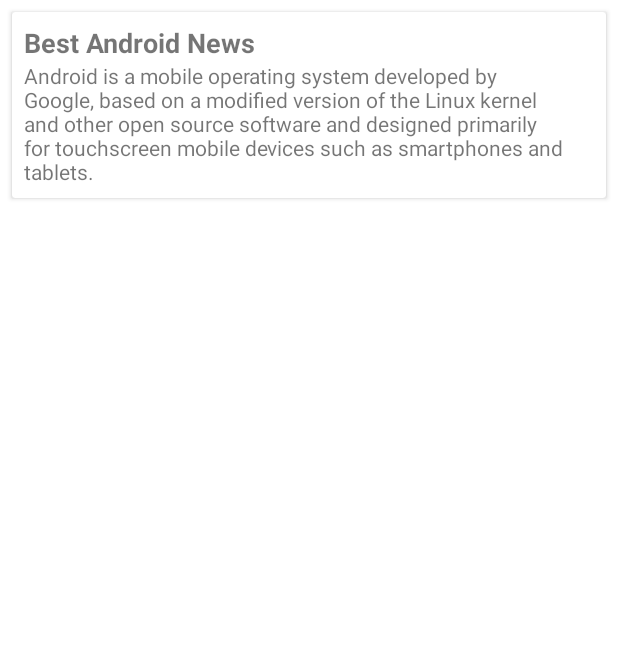
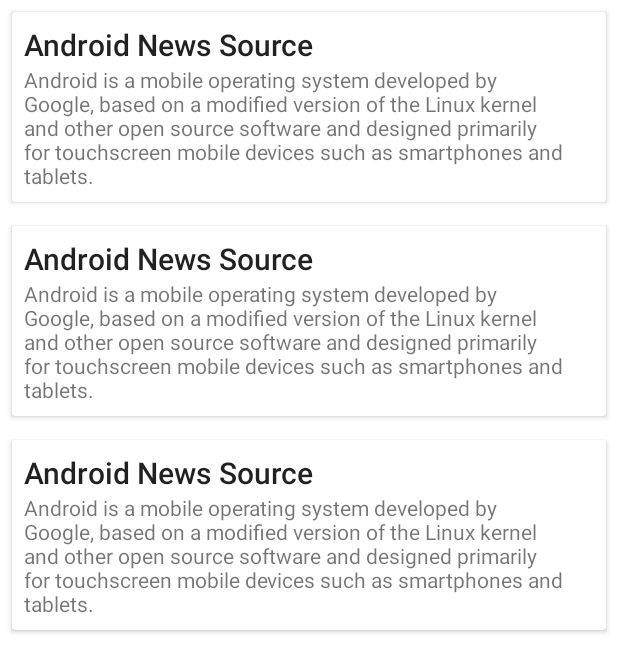
Before and after one commit to Hermanubis/android_news_app, an Android app: the layout activity_sources.xml on its own in the app's theme, with its tools: preview values and no code run, on a phone screen of 412 x 824 dp. Shown: the top 672 px of the screen. Run offline under Robolectric (Android 15) with nearby library versions, the phone set to English and light mode, and no system bars.

Commit message:
RecyclerView debugging

```diff
--- a/Project1/app/src/main/AndroidManifest.xml
+++ b/Project1/app/src/main/AndroidManifest.xml
@@ -9,6 +9,7 @@
         android:roundIcon="@mipmap/ic_launcher_round"
         android:supportsRtl="true"
         android:theme="@style/Theme.Project1AndroidNews">
+        <activity android:name=".sourceActivity"></activity>
         <activity
             android:name=".MainActivity"
             android:exported="true"
--- a/Project1/app/src/main/java/edu/gwu/myapplication/sourceActivity.kt
+++ b/Project1/app/src/main/java/edu/gwu/myapplication/sourceActivity.kt
@@ -18,8 +18,6 @@ class sourceActivity : AppCompatActivity() {
         val intent: Intent = getIntent()
         val term: String = intent.getStringExtra("TERM")!!
 
-        // Kotlin-shorthand for setTitle(...)
-        // getString(...) reads from strings.xml and allows you to substitute in any formatting arguments
         val title = "Search for ${term}"
         setTitle(title)
 
--- a/Project1/app/src/main/res/layout/row_sources.xml
+++ b/Project1/app/src/main/res/layout/row_sources.xml
@@ -3,13 +3,14 @@
     xmlns:app="http://schemas.android.com/apk/res-auto"
     xmlns:tools="http://schemas.android.com/tools"
     android:layout_width="match_parent"
-    android:layout_height="match_parent">
+    android:layout_height="wrap_content">
 
     <androidx.cardview.widget.CardView
         android:id="@+id/cardView"
         android:layout_width="match_parent"
         android:layout_height="wrap_content"
         android:layout_margin="8dp"
+        app:layout_constraintBottom_toBottomOf="parent"
         app:layout_constraintEnd_toEndOf="parent"
         app:layout_constraintStart_toStartOf="parent"
         app:layout_constraintTop_toTopOf="parent">
@@ -24,9 +25,9 @@
                 android:id="@+id/sourceContent"
                 android:layout_width="0dp"
                 android:layout_height="wrap_content"
-                app:layout_constraintBottom_toBottomOf="parent"
                 app:layout_constraintEnd_toEndOf="parent"
-                app:layout_constraintStart_toStartOf="parent"
+                app:layout_constraintHorizontal_bias="0.0"
+                app:layout_constraintStart_toStartOf="@id/sourceName"
                 app:layout_constraintTop_toBottomOf="@+id/sourceName"
                 tools:text="Android is a mobile operating system developed by Google, based on a modified version of the Linux kernel and other open source software and designed primarily for touchscreen mobile devices such as smartphones and tablets." />
 
@@ -34,13 +35,14 @@
                 android:id="@+id/sourceName"
                 android:layout_width="wrap_content"
                 android:layout_height="wrap_content"
-                android:textSize="18sp"
-                android:textStyle="bold"
+                android:textAppearance="@style/Base.TextAppearance.AppCompat.Title"
                 app:layout_constraintStart_toStartOf="parent"
                 app:layout_constraintTop_toTopOf="parent"
-                tools:text="Best Android News" />
+                tools:text="Android News Source" />
+
 
         </androidx.constraintlayout.widget.ConstraintLayout>
 
     </androidx.cardview.widget.CardView>
+
 </androidx.constraintlayout.widget.ConstraintLayout>
```
Also changed, not shown: Project1/app/src/main/java/edu/gwu/myapplication/sourcesAdapter.kt (+4 -16 lines).
